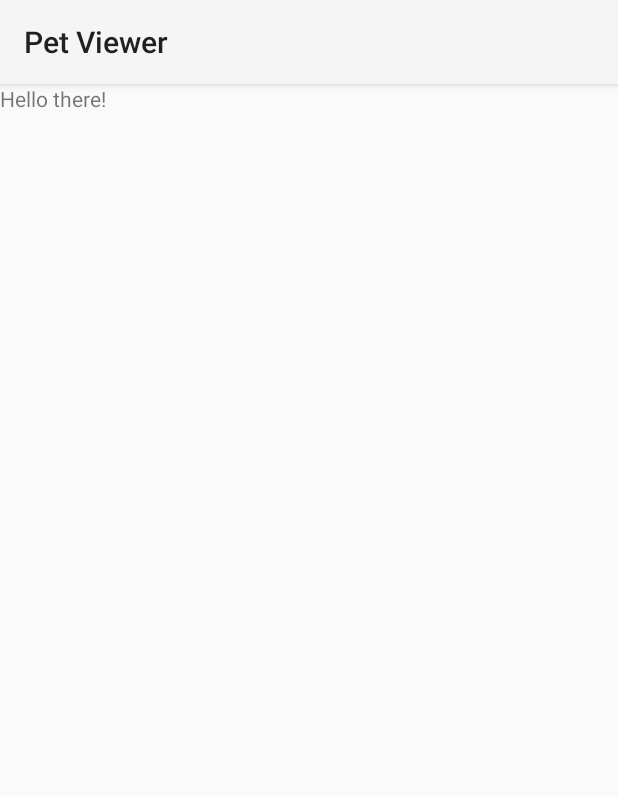
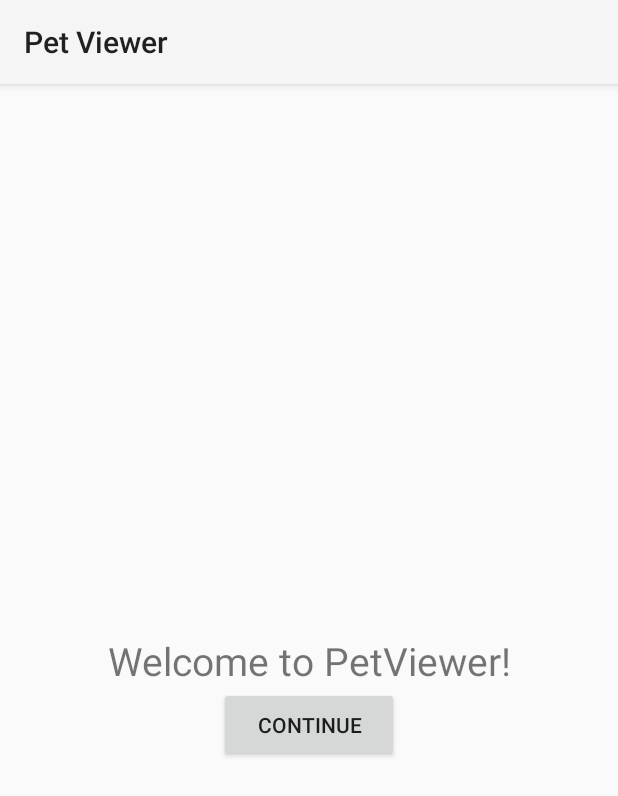
Before and after one commit to leakwok/simple-pet-app, an Android app: the screen it shows after launch (MainActivity), on a phone screen of 412 x 824 dp. Shown: the top 796 px of the screen. Run offline under Robolectric (Android 15) with nearby library versions, the phone set to English and light mode, and no system bars.

Commit message:
working build for welcome screen

```diff
--- a/petviewer/app/src/main/res/layout/layout.xml
+++ b/petviewer/app/src/main/res/layout/layout.xml
@@ -1,13 +1,50 @@
 <?xml version="1.0" encoding="utf-8"?>
-<LinearLayout xmlns:android="http://schemas.android.com/apk/res/android"
+<androidx.constraintlayout.widget.ConstraintLayout xmlns:android="http://schemas.android.com/apk/res/android"
+    xmlns:app="http://schemas.android.com/apk/res-auto"
+    xmlns:tools="http://schemas.android.com/tools"
     android:layout_width="match_parent"
-    android:layout_height="match_parent">
+    android:layout_height="match_parent"
+    tools:context=".MainActivity">
 
     <TextView
         android:id="@+id/textView"
         android:layout_width="0dp"
         android:layout_height="wrap_content"
         android:layout_weight="1"
-        android:text="Hello there!"
-        android:theme="@style/Theme.PetViewer" />
-</LinearLayout>
+        android:text="@string/welcome_msg"
+        android:textAlignment="center"
+        android:textSize="26sp"
+        android:theme="@style/Theme.PetViewer"
+        app:layout_constraintBottom_toBottomOf="parent"
+        app:layout_constraintEnd_toEndOf="parent"
+        app:layout_constraintHorizontal_bias="0.5"
+        app:layout_constraintStart_toStartOf="parent"
+        app:layout_constraintTop_toTopOf="parent"
+        app:layout_constraintVertical_bias="0.5" />
+
+<!--    <TextView-->
+<!--        android:layout_width="match_parent"-->
+<!--        android:layout_height="match_parent"-->
+<!--        android:layout_weight="1"-->
+<!--        android:text="Loading images..."-->
+<!--        android:textAlignment="center"-->
+<!--        android:theme="@style/Theme.PetViewer"-->
+<!--        app:layout_constraintBottom_toBottomOf="parent"-->
+<!--        app:layout_constraintEnd_toEndOf="parent"-->
+<!--        app:layout_constraintHorizontal_bias="0.5"-->
+<!--        app:layout_constraintStart_toStartOf="parent"-->
+<!--        app:layout_constraintTop_toTopOf="parent"-->
+<!--        app:layout_constraintVertical_bias="0.5" />-->
+
+    <Button
+        android:layout_width="120dp"
+        android:layout_height="50dp"
+        app:layout_constraintEnd_toEndOf="parent"
+        app:layout_constraintHorizontal_bias="0.5"
+        app:layout_constraintStart_toStartOf="parent"
+        app:layout_constraintTop_toBottomOf="@+id/textView"
+        app:layout_constraintVertical_bias="1.5"
+        android:text="@string/continueButton"
+        android:onClick="viewPetList"
+        />
+</androidx.constraintlayout.widget.ConstraintLayout>
--- a/petviewer/app/src/main/res/values/colors.xml
+++ b/petviewer/app/src/main/res/values/colors.xml
@@ -7,4 +7,8 @@
     <color name="teal_700">#FF018786</color>
     <color name="black">#FF000000</color>
     <color name="white">#FFFFFFFF</color>
+
+    <color name="yellow_main">#ebdc6a</color>
+    <color name="yellow_secondary">#ffdf5c</color>
+    <color name="blue_main">#bfd9e0</color>
 </resources>
--- a/petviewer/app/src/main/res/values/strings.xml
+++ b/petviewer/app/src/main/res/values/strings.xml
@@ -1,3 +1,7 @@
 <resources>
     <string name="app_name">Pet Viewer</string>
+    <string name="welcome_msg">Welcome to PetViewer!</string>
+    <string name="bodytext">%1$s\n %2$s</string>
+    <string name="instructions">Click to select a pet!</string>
+    <string name="continueButton">Continue</string>
 </resources>
--- a/petviewer/app/src/main/res/values/themes.xml
+++ b/petviewer/app/src/main/res/values/themes.xml
@@ -1,5 +1,11 @@
 <?xml version="1.0" encoding="utf-8"?>
-<resources>
+<resources xmlns:tools="http://schemas.android.com/tools">
 
-    <style name="Theme.PetViewer" parent="android:Theme.Material.Light.NoActionBar" />
+    <style name="Theme.PetViewer" parent="Theme.AppCompat.Light.DarkActionBar">
+        <item name="colorPrimary">@color/yellow_main</item>
+        <item name="colorPrimaryDark">@color/yellow_secondary</item>
+        <item name="colorAccent">@color/blue_main</item>
+
+        <item name="android:statusBarColor" tools:targetApi="l">?attr/colorPrimaryDark</item>
+    </style>
 </resources>
```
Also changed, not shown: petviewer/app/build.gradle (+9 -2 lines), petviewer/app/src/main/java/com/example/petviewer/ConvertInfo.kt (added, +20 -0 lines), petviewer/app/src/main/java/com/example/petviewer/ListActivity.kt (added, +14 -0 lines), petviewer/app/src/main/java/com/example/petviewer/MainActivity.kt (+10 -0 lines), petviewer/app/src/main/java/com/example/petviewer/network/PetInfo.kt (added, +13 -0 lines), petviewer/app/src/main/java/com/example/petviewer/network/PetInfoApiGatherer.kt (added, +25 -0 lines), petviewer/app/src/main/java/com/example/petviewer/overview/OverviewList.kt (added, +21 -0 lines), petviewer/app/src/main/java/com/example/petviewer/overview/OverviewViewModel.kt (added, +41 -0 lines), petviewer/app/src/main/res/layout/petcard.xml (added, +23 -0 lines), petviewer/app/src/main/res/layout/petlist.xml (added, +20 -0 lines).
